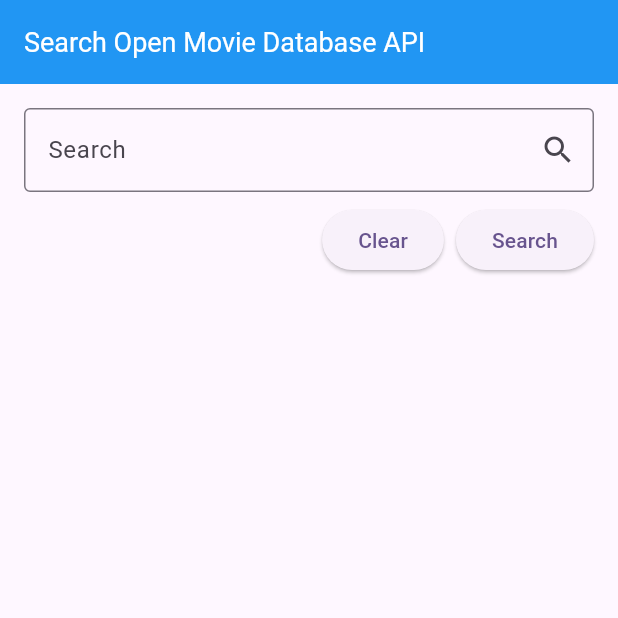
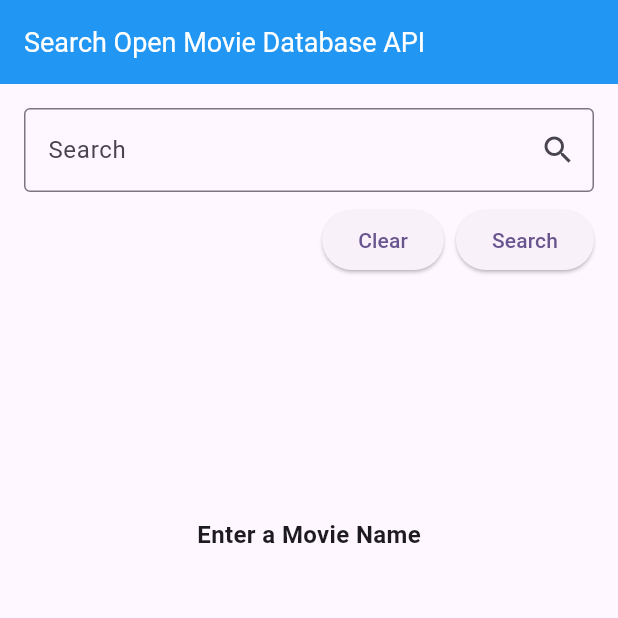
Before and after one commit to abdullah-works/DECODE-assignment-09, a Flutter app: the screen it shows after launch, on a phone screen of 412 x 824 dp, the top half of it. Run offline on Flutter 3.47's test engine with Material 3 defaults, Android fonts, the phone set to English and light mode, and no system bars; our stand-ins replace flutter_spinkit.

Commit message:
all stream events handled

```diff
--- a/lib/screens/movie_search_screen.dart
+++ b/lib/screens/movie_search_screen.dart
@@ -2,6 +2,7 @@ import 'dart:async';
 import 'dart:convert';
 
 import 'package:flutter/material.dart';
+import 'package:flutter_spinkit/flutter_spinkit.dart';
 import 'package:omdb_api_app/models/movie_blueprint.dart';
 import 'package:omdb_api_app/utility/constants.dart';
 import 'package:http/http.dart' as http;
@@ -113,7 +114,72 @@ class _MovieSearchScreenState extends State<MovieSearchScreen> {
             StreamBuilder(
                 stream: streamController.stream,
                 builder: ((context, snapshot) {
-                  // will handle all the events cases
+                  if (snapshot.data == Constants.Loading) {
+                    return const Center(
+                      heightFactor: 5,
+                      child: SpinKitFadingCircle(
+                        color: Colors.black,
+                      ),
+                    );
+                  }
+
+                  if (snapshot.data == Constants.Error) {
+                    return const Center(
+                      heightFactor: 15,
+                      child: Text(
+                        'Something went wrong!',
+                        style: TextStyle(
+                          fontSize: 16,
+                          fontWeight: FontWeight.bold,
+                        ),
+                      ),
+                    );
+                  }
+
+                  if (snapshot.data == Constants.NotFound) {
+                    return const Center(
+                      heightFactor: 15,
+                      child: Text(
+                        'Movie Not Found!',
+                        style: TextStyle(
+                          fontSize: 16,
+                          fontWeight: FontWeight.bold,
+                        ),
+                      ),
+                    );
+                  }
+
+                  if (snapshot.data == Constants.Initial) {
+                    return const Center(
+                      heightFactor: 15,
+                      child: Text(
+                        'Enter a Movie Name',
+                        style: TextStyle(
+                          fontSize: 16,
+                          fontWeight: FontWeight.bold,
+                        ),
+                      ),
+                    );
+                  }
+
+                  if (snapshot.data == Constants.Found) {
+                    return SingleChildScrollView(
+                      child: Column(
+                        children: [
+                          SizedBox(
+                            width: 250,
+                            height: 400,
+                            child: Image.network(movie!.poster!),
+                          ),
+                          const Divider(),
+                          Text(
+                            movie!.title!,
+                            style: const TextStyle(fontSize: 20),
+                          ),
+                        ],
+                      ),
+                    );
+                  }
                   return const SizedBox.shrink();
                 })),
           ],
```
